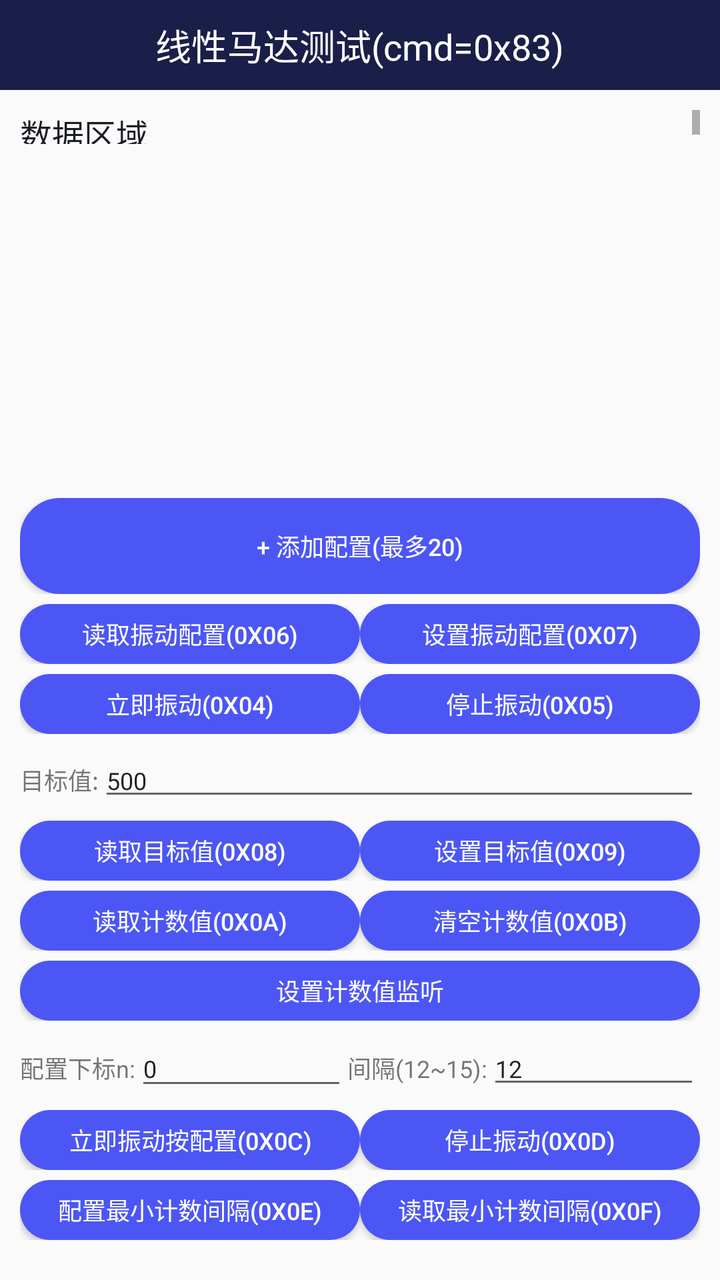
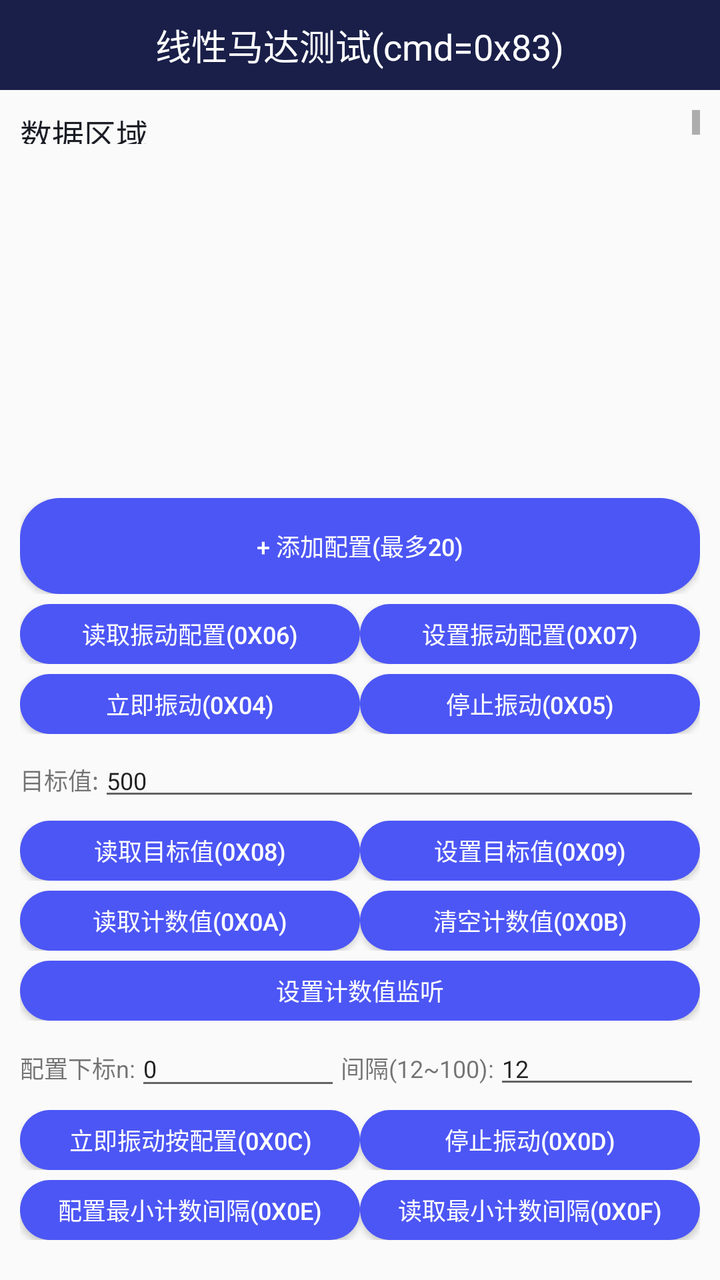

An Android layout rendered at two revisions. The XML below is the earlier revision; the diff shows what the commit changed to produce the second picture.
<!-- AndroidManifest.xml: application theme AppTheme -->
<!-- res/layout/activity_linear_motor.xml -->
<?xml version="1.0" encoding="utf-8"?>
<LinearLayout xmlns:android="http://schemas.android.com/apk/res/android"
    xmlns:tools="http://schemas.android.com/tools"
    android:layout_width="match_parent"
    android:layout_height="match_parent"
    android:orientation="vertical"
    android:paddingBottom="10dp"
    android:fitsSystemWindows="true"
    tools:context=".activity.LinearMotorActivity">

    <RelativeLayout
        android:layout_width="match_parent"
        android:layout_height="45dp"
        android:background="@color/colorPrimary">
        <TextView
            android:layout_width="wrap_content"
            android:layout_height="wrap_content"
            android:text="线性马达测试(cmd=0x83)"
            android:textSize="18sp"
            android:layout_centerInParent="true"
            android:textColor="@color/white"/>
    </RelativeLayout>

    <TextView
        android:id="@+id/tv_result"
        android:layout_width="match_parent"
        android:layout_height="0dp"
        android:layout_weight="1"
        android:text="数据区域"
        android:scrollbars="vertical"
        android:padding="10dp"
        android:lineSpacingExtra="5dp"
        android:textSize="16sp"
        android:textColor="@color/colorPrimaryDark"/>

    <ScrollView
        android:layout_width="match_parent"
        android:layout_height="wrap_content">
        <LinearLayout
            android:layout_width="match_parent"
            android:layout_height="wrap_content"
            android:padding="10dp"
            android:orientation="vertical">

            
            <ScrollView
                android:id="@+id/sv_vibration_config_rows"
                android:layout_width="match_parent"
                android:layout_height="150dp"
                android:layout_marginTop="5dp"
                android:scrollbars="vertical">
                <LinearLayout
                    android:id="@+id/ll_vibration_config_rows"
                    android:layout_width="match_parent"
                    android:layout_height="wrap_content"
                    android:orientation="vertical" />
            </ScrollView>

            
            <LinearLayout
                android:layout_width="match_parent"
                android:layout_height="wrap_content"
                android:layout_marginTop="2dp"
                android:orientation="horizontal">
                <Button
                    android:id="@+id/bt_add_vibration_config_row"
                    android:layout_width="0dp"
                    android:layout_weight="1"
                    android:layout_height="wrap_content"
                    android:text="+ 添加配置(最多20)"
                    android:textSize="12sp"
                    android:textColor="@color/white"
                    android:background="@drawable/button_bg_state" />
            </LinearLayout>

            
            <LinearLayout
                android:layout_width="match_parent"
                android:layout_height="30dp"
                android:layout_marginTop="5dp"
                android:orientation="horizontal">
                <Button
                    android:id="@+id/bt_get_vibration_config"
                    android:layout_width="0dp"
                    android:layout_weight="1"
                    android:layout_height="wrap_content"
                    android:text="读取振动配置(0x06)"
                    android:textSize="12sp"
                    android:textColor="@color/white"
                    android:background="@drawable/button_bg_state"/>
                <Button
                    android:id="@+id/bt_set_vibration_config"
                    android:layout_width="0dp"
                    android:layout_weight="1"
                    android:layout_height="wrap_content"
                    android:text="设置振动配置(0x07)"
                    android:textSize="12sp"
                    android:textColor="@color/white"
                    android:background="@drawable/button_bg_state"/>
            </LinearLayout>

            
            <LinearLayout
                android:layout_width="match_parent"
                android:layout_height="30dp"
                android:layout_marginTop="5dp"
                android:orientation="horizontal">
                <Button
                    android:id="@+id/bt_immediate_vibration"
                    android:layout_width="0dp"
                    android:layout_weight="1"
                    android:layout_height="wrap_content"
                    android:text="立即振动(0x04)"
                    android:textSize="12sp"
                    android:textColor="@color/white"
                    android:background="@drawable/button_bg_state"/>
                <Button
                    android:id="@+id/bt_stop_vibration"
                    android:layout_width="0dp"
                    android:layout_weight="1"
                    android:layout_height="wrap_content"
                    android:text="停止振动(0x05)"
                    android:textSize="12sp"
                    android:textColor="@color/white"
                    android:background="@drawable/button_bg_state"/>
            </LinearLayout>

            
            <LinearLayout
                android:layout_width="match_parent"
                android:layout_height="wrap_content"
                android:layout_marginTop="5dp"
                android:orientation="horizontal">
                <TextView
                    android:layout_width="wrap_content"
                    android:layout_height="wrap_content"
                    android:text="目标值:"
                    android:textSize="12sp"/>
                <EditText
                    android:id="@+id/et_target_value"
                    android:layout_width="0dp"
                    android:layout_weight="1"
                    android:layout_height="wrap_content"
                    android:hint="uint32_t"
                    android:text="500"
                    android:inputType="number"
                    android:textSize="12sp"/>
            </LinearLayout>

            
            <LinearLayout
                android:layout_width="match_parent"
                android:layout_height="30dp"
                android:layout_marginTop="5dp"
                android:orientation="horizontal">
                <Button
                    android:id="@+id/bt_get_target"
                    android:layout_width="0dp"
                    android:layout_weight="1"
                    android:layout_height="wrap_content"
                    android:text="读取目标值(0x08)"
                    android:textSize="12sp"
                    android:textColor="@color/white"
                    android:background="@drawable/button_bg_state"/>
                <Button
                    android:id="@+id/bt_set_target"
                    android:layout_width="0dp"
                    android:layout_weight="1"
                    android:layout_height="wrap_content"
                    android:text="设置目标值(0x09)"
                    android:textSize="12sp"
                    android:textColor="@color/white"
                    android:background="@drawable/button_bg_state"/>
            </LinearLayout>

            
            <LinearLayout
                android:layout_width="match_parent"
                android:layout_height="30dp"
                android:layout_marginTop="5dp"
                android:orientation="horizontal">
                <Button
                    android:id="@+id/bt_get_count"
                    android:layout_width="0dp"
                    android:layout_weight="1"
                    android:layout_height="wrap_content"
                    android:text="读取计数值(0x0A)"
                    android:textSize="12sp"
                    android:textColor="@color/white"
                    android:background="@drawable/button_bg_state"/>
                <Button
                    android:id="@+id/bt_clear_count"
                    android:layout_width="0dp"
                    android:layout_weight="1"
                    android:layout_height="wrap_content"
                    android:text="清空计数值(0x0B)"
                    android:textSize="12sp"
                    android:textColor="@color/white"
                    android:background="@drawable/button_bg_state"/>
            </LinearLayout>

            
            <LinearLayout
                android:layout_width="match_parent"
                android:layout_height="30dp"
                android:layout_marginTop="5dp"
                android:orientation="horizontal">
                <Button
                    android:id="@+id/bt_set_count_listener"
                    android:layout_width="0dp"
                    android:layout_weight="1"
                    android:layout_height="wrap_content"
                    android:text="设置计数值监听"
                    android:textSize="12sp"
                    android:textColor="@color/white"
                    android:background="@drawable/button_bg_state"/>
            </LinearLayout>

            
            <LinearLayout
                android:layout_width="match_parent"
                android:layout_height="wrap_content"
                android:layout_marginTop="5dp"
                android:orientation="horizontal">
                <TextView
                    android:layout_width="wrap_content"
                    android:layout_height="wrap_content"
                    android:text="配置下标n:"
                    android:textSize="12sp"/>
                <EditText
                    android:id="@+id/et_vibration_config_index"
                    android:layout_width="0dp"
                    android:layout_weight="1"
                    android:layout_height="wrap_content"
                    android:hint="按照第n个配置震动"
                    android:text="0"
                    android:inputType="number"
                    android:textSize="12sp"/>
                <TextView
                    android:layout_width="wrap_content"
                    android:layout_height="wrap_content"
                    android:text="间隔(12~15):"
                    android:textSize="12sp"/>
                <EditText
                    android:id="@+id/et_min_count_interval"
                    android:layout_width="0dp"
                    android:layout_weight="1"
                    android:layout_height="wrap_content"
                    android:hint="12~15"
                    android:text="12"
                    android:inputType="number"
                    android:textSize="12sp"/>
            </LinearLayout>

            
            <LinearLayout
                android:layout_width="match_parent"
                android:layout_height="30dp"
                android:layout_marginTop="5dp"
                android:orientation="horizontal">
                <Button
                    android:id="@+id/bt_immediate_vibration_by_config"
                    android:layout_width="0dp"
                    android:layout_weight="1"
                    android:layout_height="wrap_content"
                    android:text="立即振动按配置(0x0C)"
                    android:textSize="12sp"
                    android:textColor="@color/white"
                    android:background="@drawable/button_bg_state"/>
                <Button
                    android:id="@+id/bt_stop_vibration_by_config"
                    android:layout_width="0dp"
                    android:layout_weight="1"
                    android:layout_height="wrap_content"
                    android:text="停止振动(0x0D)"
                    android:textSize="12sp"
                    android:textColor="@color/white"
                    android:background="@drawable/button_bg_state"/>
            </LinearLayout>

            
            <LinearLayout
                android:layout_width="match_parent"
                android:layout_height="30dp"
                android:layout_marginTop="5dp"
                android:orientation="horizontal">
                <Button
                    android:id="@+id/bt_set_min_count_interval"
                    android:layout_width="0dp"
                    android:layout_weight="1"
                    android:layout_height="wrap_content"
                    android:text="配置最小计数间隔(0x0E)"
                    android:textSize="12sp"
                    android:textColor="@color/white"
                    android:background="@drawable/button_bg_state"/>
                <Button
                    android:id="@+id/bt_get_min_count_interval"
                    android:layout_width="0dp"
                    android:layout_weight="1"
                    android:layout_height="wrap_content"
                    android:text="读取最小计数间隔(0x0F)"
                    android:textSize="12sp"
                    android:textColor="@color/white"
                    android:background="@drawable/button_bg_state"/>
            </LinearLayout>

        </LinearLayout>
    </ScrollView>
</LinearLayout>
<!-- resources referenced by this layout -->
<resources>
  <color name="colorPrimary">#191F48</color>
  <color name="colorPrimaryDark">#1B1D25</color>
  <color name="white">#ffffff</color>
  <!-- drawable button_bg_state (drawable) -->
  <?xml version="1.0" encoding="utf-8"?>
  <selector xmlns:android="http://schemas.android.com/apk/res/android">
      <item android:state_pressed="false">
          <shape xmlns:android="http://schemas.android.com/apk/res/android">
              <corners android:radius="20dp" />
  
              <solid android:color="@color/lan_se" />
          </shape>
      </item>
      <item android:state_pressed="false">
          <shape xmlns:android="http://schemas.android.com/apk/res/android">
              <corners android:radius="20dp" />
  
              <solid android:color="@color/lan_se" />
          </shape>
      </item>
      <item android:state_pressed="true">
          <shape xmlns:android="http://schemas.android.com/apk/res/android">
              <corners android:radius="20dp" />
  
              <solid android:color="@color/lan_se_press" />
          </shape>
      </item>
  
  </selector>
  <style name="AppTheme" parent="Theme.AppCompat.Light.NoActionBar">
          
          <item name="colorPrimary">@color/colorPrimary</item>
          <item name="colorPrimaryDark">@color/colorPrimary</item>
          <item name="colorAccent">@color/colorAccent</item>
  
  
      </style>
  <color name="lan_se">#4C56F5</color>
  <color name="lan_se_press">#554C56F5</color>
  <color name="colorAccent">#03DAC5</color>
</resources>

<!-- the commit's change to res/layout/activity_linear_motor.xml (unified diff, before → after) -->
@@ -239,14 +239,14 @@
                 <TextView
                     android:layout_width="wrap_content"
                     android:layout_height="wrap_content"
-                    android:text="间隔(12~15):"
+                    android:text="间隔(12~100):"
                     android:textSize="12sp"/>
                 <EditText
                     android:id="@+id/et_min_count_interval"
                     android:layout_width="0dp"
                     android:layout_weight="1"
                     android:layout_height="wrap_content"
-                    android:hint="12~15"
+                    android:hint="12~100"
                     android:text="12"
                     android:inputType="number"
                     android:textSize="12sp"/>
